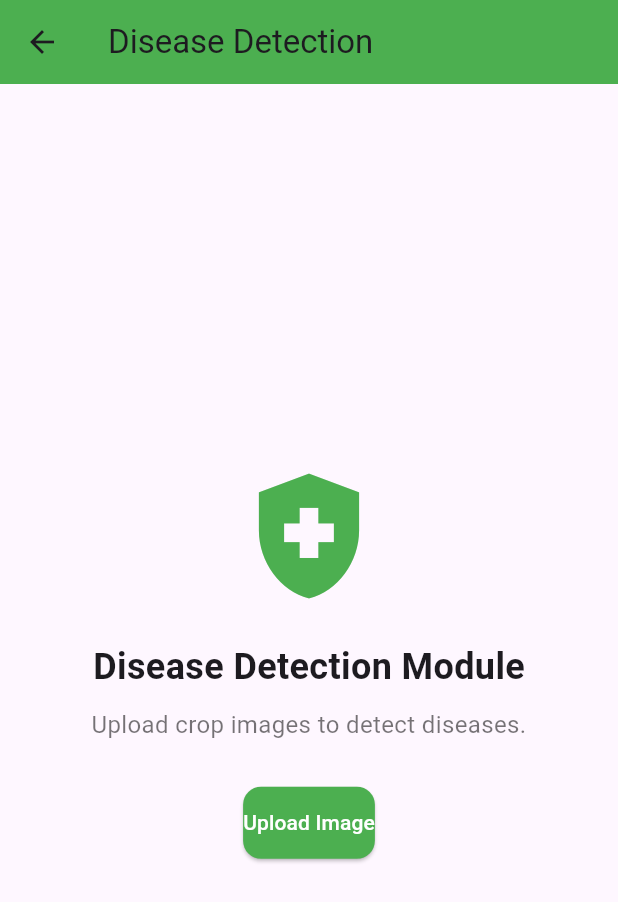
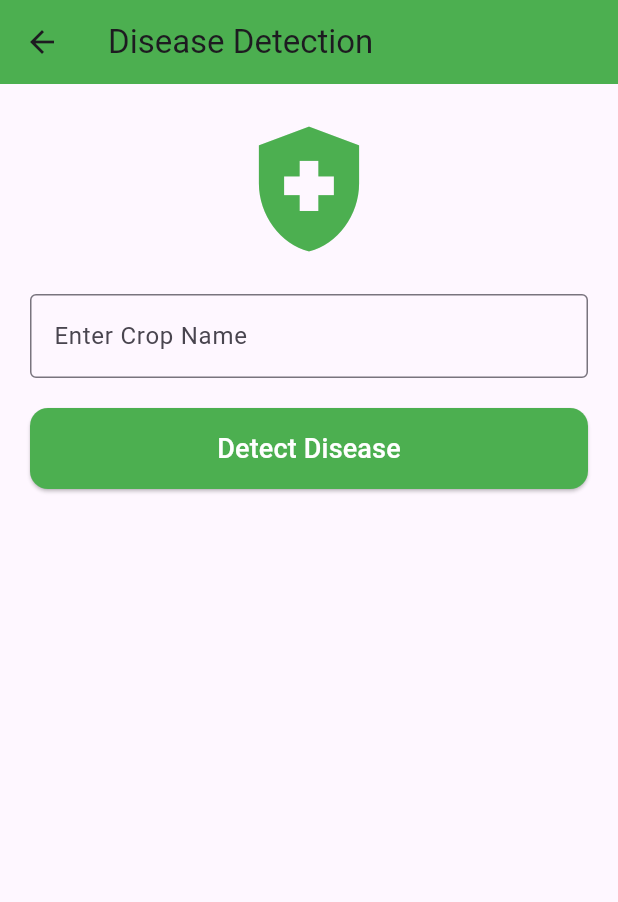
Before and after one commit to Radhakumari718/Krishi-Mitra, a Flutter app: the DiseaseDetectionScreen screen opened directly, on a phone screen of 412 x 824 dp. Shown: the top 902 px of the screen. Run offline on Flutter 3.47's test engine with Material 3 defaults, Android fonts, the phone set to English and light mode, and no system bars.

Commit message:
Connected disease detection screen with backend API

```diff
--- a/frontend/lib/screens/disease_detection_screen.dart
+++ b/frontend/lib/screens/disease_detection_screen.dart
@@ -1,24 +1,61 @@
 import 'package:flutter/material.dart';
+import '../services/api_service.dart';
 
-class DiseaseDetectionScreen extends StatelessWidget {
+class DiseaseDetectionScreen extends StatefulWidget {
   const DiseaseDetectionScreen({super.key});
 
   @override
+  State<DiseaseDetectionScreen> createState() =>
+      _DiseaseDetectionScreenState();
+}
+
+class _DiseaseDetectionScreenState
+    extends State<DiseaseDetectionScreen> {
+
+  final TextEditingController cropController =
+      TextEditingController();
+
+  String result = "";
+  bool isLoading = false;
+
+  Future<void> detectDisease() async {
+
+    String crop = cropController.text.trim();
+
+    if (crop.isEmpty) {
+      return;
+    }
+
+    setState(() {
+      isLoading = true;
+    });
+
+    String response =
+        await ApiService.detectDisease(crop);
+
+    setState(() {
+      result = response;
+      isLoading = false;
+    });
+  }
+
+  @override
   Widget build(BuildContext context) {
+
     return Scaffold(
+
       appBar: AppBar(
         title: const Text("Disease Detection"),
         backgroundColor: Colors.green,
       ),
 
-      body: Center(
-        child: Padding(
+      body: Padding(
         padding: const EdgeInsets.all(20),
 
         child: Column(
-            mainAxisAlignment: MainAxisAlignment.center,
 
           children: [
+
             const Icon(
               Icons.health_and_safety,
               size: 100,
@@ -27,45 +64,52 @@ class DiseaseDetectionScreen extends StatelessWidget {
 
             const SizedBox(height: 20),
 
-              const Text(
-                "Disease Detection Module",
-                style: TextStyle(
-                  fontSize: 24,
-                  fontWeight: FontWeight.bold,
+            TextField(
+              controller: cropController,
+
+              decoration: const InputDecoration(
+                labelText: "Enter Crop Name",
+                border: OutlineInputBorder(),
               ),
             ),
 
-              const SizedBox(height: 10),
+            const SizedBox(height: 20),
 
-              const Text(
-                "Upload crop images to detect diseases.",
-                textAlign: TextAlign.center,
+            SizedBox(
+              width: double.infinity,
+
+              child: ElevatedButton(
+
+                onPressed: detectDisease,
+
+                child: const Text(
+                  "Detect Disease",
                   style: TextStyle(
-                  fontSize: 16,
-                  color: Colors.black54,
+                    fontSize: 18,
+                  ),
+                ),
               ),
             ),
 
             const SizedBox(height: 30),
 
-              ElevatedButton(
-                onPressed: () {},
+            if (isLoading)
+              const CircularProgressIndicator(),
 
-                style: ElevatedButton.styleFrom(
-                  backgroundColor: Colors.green,
-                ),
+            if (!isLoading)
+              Text(
+                result,
+                textAlign: TextAlign.center,
 
-                child: const Text(
-                  "Upload Image",
-                  style: TextStyle(
-                    color: Colors.white,
-                  ),
+                style: const TextStyle(
+                  fontSize: 22,
+                  fontWeight: FontWeight.bold,
+                  color: Colors.green,
                 ),
               ),
           ],
         ),
       ),
-      ),
     );
   }
 }
```
Lines whose indentation alone changed are shown as unchanged.
